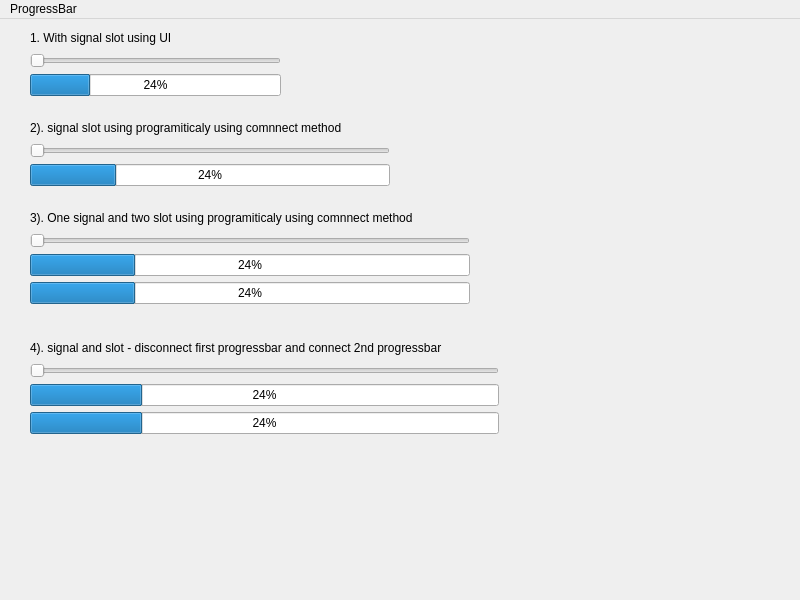
The window that 04-MyProgressbar/mainwindow.ui (nadim144/Let-us-qt-qml) describes before a commit, drawn with Qt 5.
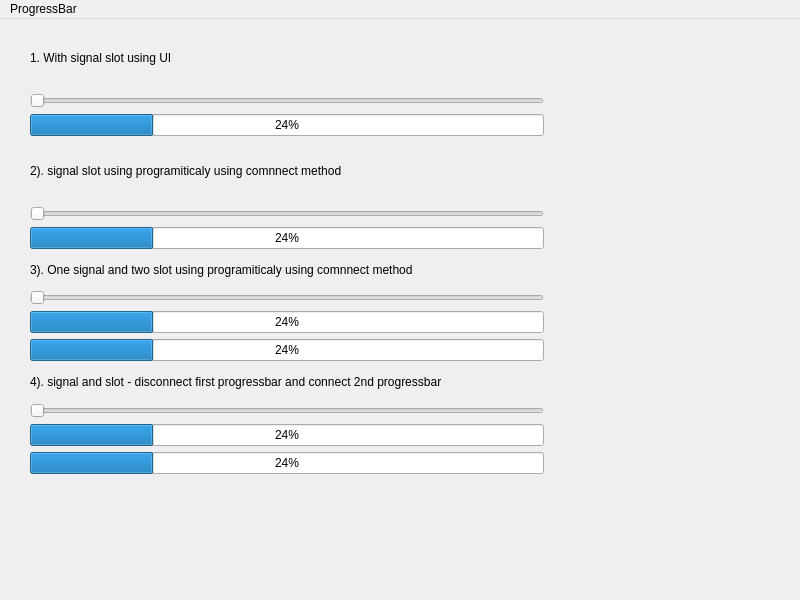
The same window after the commit.

```diff
--- a/04-MyProgressbar/mainwindow.ui
+++ b/04-MyProgressbar/mainwindow.ui
@@ -14,103 +14,17 @@
    <string>MainWindow</string>
   </property>
   <widget class="QWidget" name="centralwidget">
-   <widget class="QWidget" name="layoutWidget_2">
-    <property name="geometry">
-     <rect>
-      <x>30</x>
-      <y>190</y>
-      <width>440</width>
-      <height>95</height>
-     </rect>
-    </property>
-    <layout class="QVBoxLayout" name="verticalLayout_5">
-     <item>
-      <widget class="QLabel" name="label_3">
-       <property name="text">
-        <string>3). One signal and two slot using programiticaly using comnnect method</string>
-       </property>
-      </widget>
-     </item>
-     <item>
-      <layout class="QVBoxLayout" name="verticalLayout_6">
-       <item>
-        <widget class="QSlider" name="HSLIDER_3">
-         <property name="orientation">
-          <enum>Qt::Horizontal</enum>
-         </property>
-        </widget>
-       </item>
-       <item>
-        <widget class="QProgressBar" name="PBAR_3">
-         <property name="value">
-          <number>24</number>
-         </property>
-        </widget>
-       </item>
-       <item>
-        <widget class="QProgressBar" name="PBAR_4">
-         <property name="value">
-          <number>24</number>
-         </property>
-        </widget>
-       </item>
-      </layout>
-     </item>
-    </layout>
-   </widget>
-   <widget class="QWidget" name="layoutWidget_3">
-    <property name="geometry">
-     <rect>
-      <x>30</x>
-      <y>320</y>
-      <width>469</width>
-      <height>95</height>
-     </rect>
-    </property>
-    <layout class="QVBoxLayout" name="verticalLayout_7">
-     <item>
-      <widget class="QLabel" name="label_4">
-       <property name="text">
-        <string>4). signal and slot - disconnect first progressbar and connect 2nd progressbar</string>
-       </property>
-      </widget>
-     </item>
-     <item>
-      <layout class="QVBoxLayout" name="verticalLayout_8">
-       <item>
-        <widget class="QSlider" name="Hori_Slider">
-         <property name="orientation">
-          <enum>Qt::Horizontal</enum>
-         </property>
-        </widget>
-       </item>
-       <item>
-        <widget class="QProgressBar" name="Progrss_Bar_1">
-         <property name="value">
-          <number>24</number>
-         </property>
-        </widget>
-       </item>
-       <item>
-        <widget class="QProgressBar" name="Progrss_Bar_2">
-         <property name="value">
-          <number>24</number>
-         </property>
-        </widget>
-       </item>
-      </layout>
-     </item>
-    </layout>
-   </widget>
    <widget class="QWidget" name="">
     <property name="geometry">
      <rect>
       <x>30</x>
       <y>10</y>
-      <width>251</width>
-      <height>67</height>
+      <width>514</width>
+      <height>445</height>
      </rect>
     </property>
+    <layout class="QVBoxLayout" name="verticalLayout_9">
+     <item>
     <layout class="QVBoxLayout" name="verticalLayout_3">
      <item>
       <widget class="QLabel" name="label">
@@ -138,16 +52,8 @@
       </layout>
      </item>
     </layout>
-   </widget>
-   <widget class="QWidget" name="">
-    <property name="geometry">
-     <rect>
-      <x>30</x>
-      <y>100</y>
-      <width>360</width>
-      <height>67</height>
-     </rect>
-    </property>
+     </item>
+     <item>
     <layout class="QVBoxLayout" name="verticalLayout_4">
      <item>
       <widget class="QLabel" name="label_2">
@@ -175,6 +81,80 @@
       </layout>
      </item>
     </layout>
+     </item>
+     <item>
+      <layout class="QVBoxLayout" name="verticalLayout_5">
+       <item>
+        <widget class="QLabel" name="label_3">
+         <property name="text">
+          <string>3). One signal and two slot using programiticaly using comnnect method</string>
+         </property>
+        </widget>
+       </item>
+       <item>
+        <widget class="QSlider" name="HSLIDER_3">
+         <property name="orientation">
+          <enum>Qt::Orientation::Horizontal</enum>
+         </property>
+        </widget>
+       </item>
+       <item>
+        <layout class="QVBoxLayout" name="verticalLayout_6">
+         <item>
+          <widget class="QProgressBar" name="PBAR_3">
+           <property name="value">
+            <number>24</number>
+           </property>
+          </widget>
+         </item>
+         <item>
+          <widget class="QProgressBar" name="PBAR_4">
+           <property name="value">
+            <number>24</number>
+           </property>
+          </widget>
+         </item>
+        </layout>
+       </item>
+      </layout>
+     </item>
+     <item>
+      <layout class="QVBoxLayout" name="verticalLayout_7">
+       <item>
+        <widget class="QLabel" name="label_4">
+         <property name="text">
+          <string>4). signal and slot - disconnect first progressbar and connect 2nd progressbar</string>
+         </property>
+        </widget>
+       </item>
+       <item>
+        <layout class="QVBoxLayout" name="verticalLayout_8">
+         <item>
+          <widget class="QSlider" name="Hori_Slider">
+           <property name="orientation">
+            <enum>Qt::Orientation::Horizontal</enum>
+           </property>
+          </widget>
+         </item>
+         <item>
+          <widget class="QProgressBar" name="Progrss_Bar_1">
+           <property name="value">
+            <number>24</number>
+           </property>
+          </widget>
+         </item>
+         <item>
+          <widget class="QProgressBar" name="Progrss_Bar_2">
+           <property name="value">
+            <number>24</number>
+           </property>
+          </widget>
+         </item>
+        </layout>
+       </item>
+      </layout>
+     </item>
+    </layout>
    </widget>
   </widget>
   <widget class="QMenuBar" name="menubar">
```
Left out of the diff: 6 changed lines with no effect on the pictures. Lines whose indentation alone changed are shown as unchanged.
